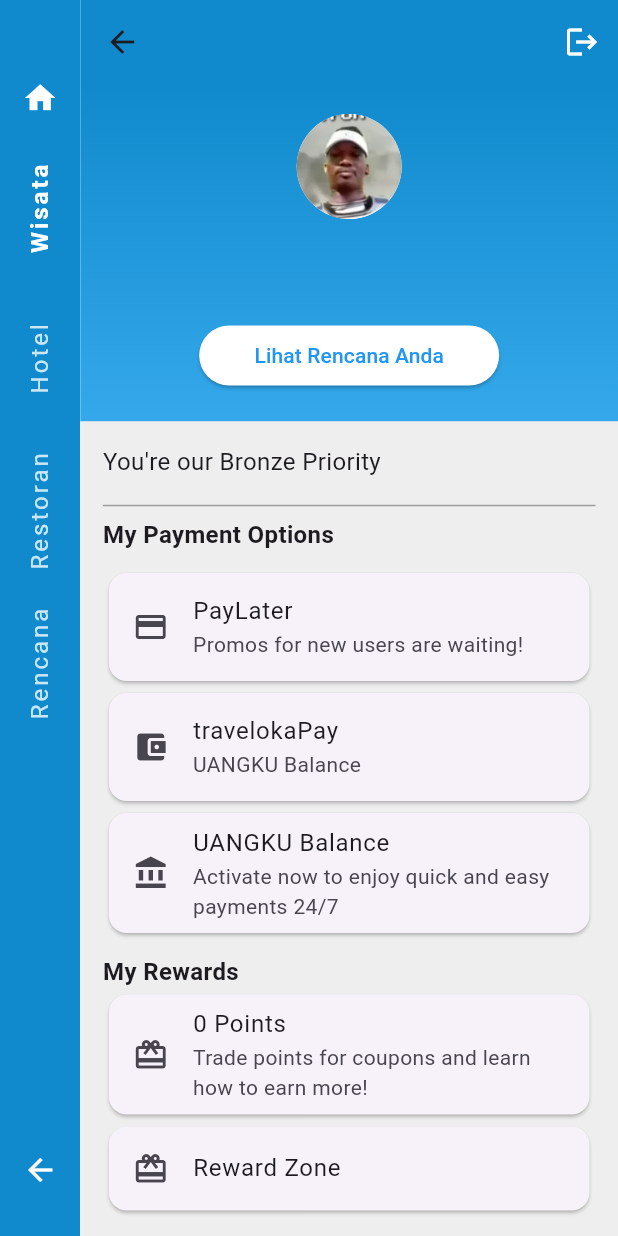
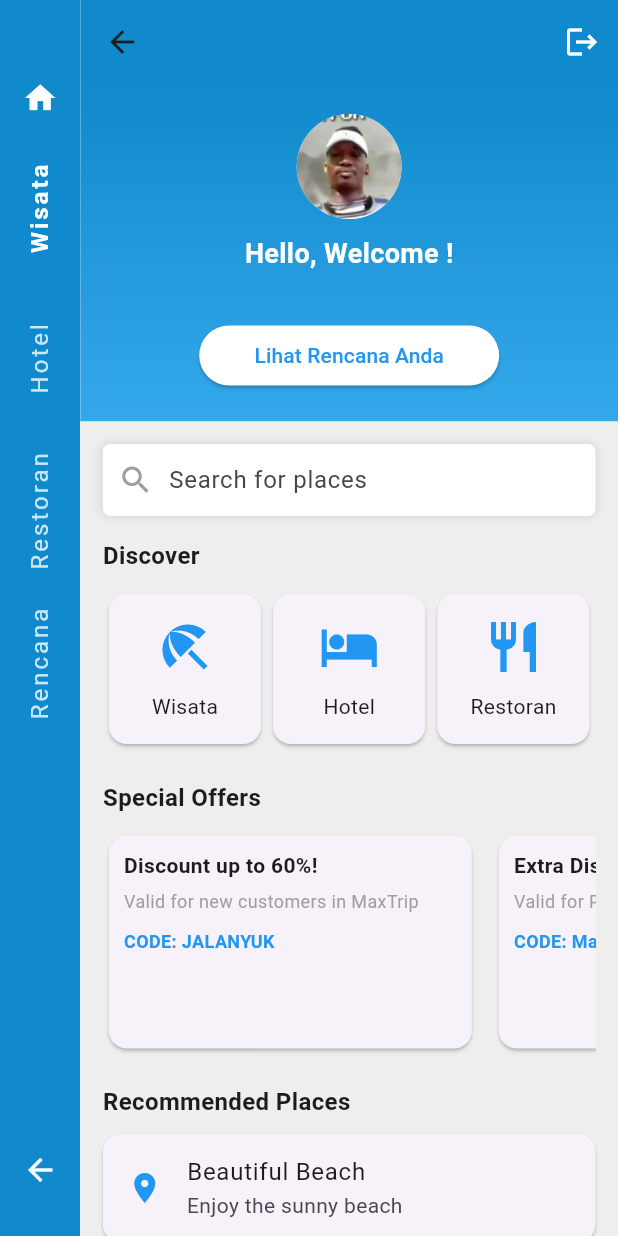
Before and after one commit to FallenTeen/MaxTrip, a Flutter app: the screen it shows once a user with an empty profile is signed in, on a phone screen of 412 x 824 dp. Run offline on Flutter 3.47's test engine with Material 3 defaults, Android fonts, the phone set to English and light mode, and no system bars; our stand-ins replace firebase_auth, firebase_core, flutter_rating_bar, google_sign_in; accounts and stored records are empty; network calls fail.

Commit message:
ganti tampilan menjadi homescreen di profil_screen

```diff
--- a/lib/screens/profile_screen.dart
+++ b/lib/screens/profile_screen.dart
@@ -2,6 +2,9 @@
 import 'package:firebase_auth/firebase_auth.dart';
 import 'package:maxtrip/halaman/authpage.dart';
 import 'package:maxtrip/screens/rencana_screen.dart';
+import 'package:maxtrip/screens/activities_screen.dart';
+import 'package:maxtrip/screens/hotels_screen.dart';
+import 'package:maxtrip/screens/restoran_screen.dart';
 
 class DashboardProfile extends StatelessWidget {
   static const routeName = '/profile';
@@ -50,7 +53,7 @@
                   ),
                   SizedBox(height: 10),
                   Text(
-                    userName,
+                    "Hello, Welcome $userName!",
                     style: TextStyle(
                       fontSize: 18,
                       color: Colors.white,
@@ -94,68 +97,178 @@
               child: Column(
                 crossAxisAlignment: CrossAxisAlignment.start,
                 children: [
+                  // Search bar
+                  Container(
+                    padding: EdgeInsets.symmetric(horizontal: 10),
+                    margin: EdgeInsets.only(bottom: 15),
+                    decoration: BoxDecoration(
+                      color: Colors.white,
+                      borderRadius: BorderRadius.circular(5),
+                      boxShadow: [
+                        BoxShadow(
+                          color: Colors.black12,
+                          blurRadius: 5,
+                        ),
+                      ],
+                    ),
+                    child: Row(
+                      children: [
+                        Icon(Icons.search, color: Colors.grey),
+                        SizedBox(width: 10),
+                        Expanded(
+                          child: TextField(
+                            decoration: InputDecoration(
+                              hintText: 'Search for places',
+                              border: InputBorder.none,
+                            ),
+                          ),
+                        ),
+                      ],
+                    ),
+                  ),
+                  // Discover Section
                   Text(
-                    "You're our Bronze Priority",
-                    style: TextStyle(fontSize: 16),
-                  ),
-                  SizedBox(height: 10),
-                  Divider(color: Colors.grey),
-                  Text(
-                    "My Payment Options",
+                    "Discover",
                     style: TextStyle(fontSize: 16, fontWeight: FontWeight.bold),
                   ),
                   SizedBox(height: 10),
-                  Card(
-                    child: ListTile(
-                      leading: Icon(Icons.credit_card),
-                      title: Text("PayLater"),
-                      subtitle: Text("Promos for new users are waiting!"),
-                      onTap: () {},
-                    ),
+                  Row(
+                    mainAxisAlignment: MainAxisAlignment.spaceBetween,
+                    children: [
+                      _buildDiscoverCard(
+                        context,
+                        Icons.beach_access,
+                        'Wisata',
+                        ActivitiesScreen.routeName,
+                      ),
+                      _buildDiscoverCard(
+                        context,
+                        Icons.hotel,
+                        'Hotel',
+                        HotelScreen.routeName,
+                      ),
+                      _buildDiscoverCard(
+                        context,
+                        Icons.restaurant,
+                        'Restoran',
+                        RestaurantsScreen.routeName,
+                      ),
+                    ],
                   ),
-                  Card(
-                    child: ListTile(
-                      leading: Icon(Icons.account_balance_wallet),
-                      title: Text("travelokaPay"),
-                      subtitle: Text("UANGKU Balance"),
-                      onTap: () {},
-                    ),
-                  ),
-                  Card(
-                    child: ListTile(
-                      leading: Icon(Icons.account_balance),
-                      title: Text("UANGKU Balance"),
-                      subtitle: Text(
-                          "Activate now to enjoy quick and easy payments 24/7"),
-                      onTap: () {},
-                    ),
+                  SizedBox(height: 20),
+                  // Special Offers Section
+                  Text(
+                    "Special Offers",
+                    style: TextStyle(fontSize: 16, fontWeight: FontWeight.bold),
                   ),
                   SizedBox(height: 10),
+                  _buildSpecialOffers(),
+                  SizedBox(height: 20),
+                  // Recommended Places Section
                   Text(
-                    "My Rewards",
+                    "Recommended Places",
                     style: TextStyle(fontSize: 16, fontWeight: FontWeight.bold),
                   ),
-                  Card(
-                    child: ListTile(
-                      leading: Icon(Icons.card_giftcard),
-                      title: Text("0 Points"),
-                      subtitle: Text(
-                          "Trade points for coupons and learn how to earn more!"),
-                      onTap: () {},
-                    ),
-                  ),
-                  Card(
-                    child: ListTile(
-                      leading: Icon(Icons.redeem),
-                      title: Text("Reward Zone"),
-                      onTap: () {},
-                    ),
-                  ),
+                  SizedBox(height: 10),
+                  _buildRecommendedPlaces(),
                 ],
               ),
             ),
           ],
         ),
+      ),
+    );
+  }
+
+  Widget _buildDiscoverCard(
+      BuildContext context, IconData icon, String title, String routeName) {
+    return Expanded(
+      child: GestureDetector(
+        onTap: () {
+          Navigator.pushNamed(context, routeName);
+        },
+        child: Card(
+          child: Container(
+            width: 100,
+            height: 100,
+            padding: EdgeInsets.all(10),
+            child: Column(
+              mainAxisAlignment: MainAxisAlignment.center,
+              children: [
+                Icon(icon, size: 40, color: Colors.blue),
+                SizedBox(height: 10),
+                Text(title, style: TextStyle(fontSize: 14)),
+              ],
+            ),
+          ),
+        ),
+      ),
+    );
+  }
+
+  Widget _buildSpecialOffers() {
+    return Container(
+      height: 150,
+      child: ListView(
+        scrollDirection: Axis.horizontal,
+        children: [
+          _buildOfferCard('Discount up to 60%!',
+              'Valid for new customers in MaxTrip', 'JALANYUK'),
+          _buildOfferCard(
+              'Extra Disc. up to 50%', 'Valid for PayLater users', 'MaxTrip'),
+        ],
+      ),
+    );
+  }
+
+  Widget _buildOfferCard(String title, String subtitle, String code) {
+    return Container(
+      width: 250,
+      margin: EdgeInsets.only(right: 10),
+      child: Card(
+        child: Padding(
+          padding: EdgeInsets.all(10),
+          child: Column(
+            crossAxisAlignment: CrossAxisAlignment.start,
+            children: [
+              Text(title,
+                  style: TextStyle(fontSize: 14, fontWeight: FontWeight.bold)),
+              SizedBox(height: 5),
+              Text(subtitle,
+                  style: TextStyle(fontSize: 12, color: Colors.grey)),
+              SizedBox(height: 10),
+              Text('CODE: $code',
+                  style: TextStyle(
+                      fontSize: 12,
+                      fontWeight: FontWeight.bold,
+                      color: Colors.blue)),
+            ],
+          ),
+        ),
+      ),
+    );
+  }
+
+  Widget _buildRecommendedPlaces() {
+    return Column(
+      children: [
+        _buildPlaceCard('Beautiful Beach', 'Enjoy the sunny beach'),
+        _buildPlaceCard('Mountain Hiking', 'Experience the adventure'),
+        _buildPlaceCard('City Tours', 'Discover the city vibes'),
+      ],
+    );
+  }
+
+  Widget _buildPlaceCard(String title, String subtitle) {
+    return Card(
+      margin: EdgeInsets.only(bottom: 10),
+      child: ListTile(
+        leading: Icon(Icons.place, color: Colors.blue),
+        title: Text(title),
+        subtitle: Text(subtitle),
+        onTap: () {
+          // Navigate to place details
+        },
       ),
     );
   }
@@ -195,3 +308,5 @@
     );
   }
 }
+
+void main() => runApp(MaterialApp(home: DashboardProfile()));
```
